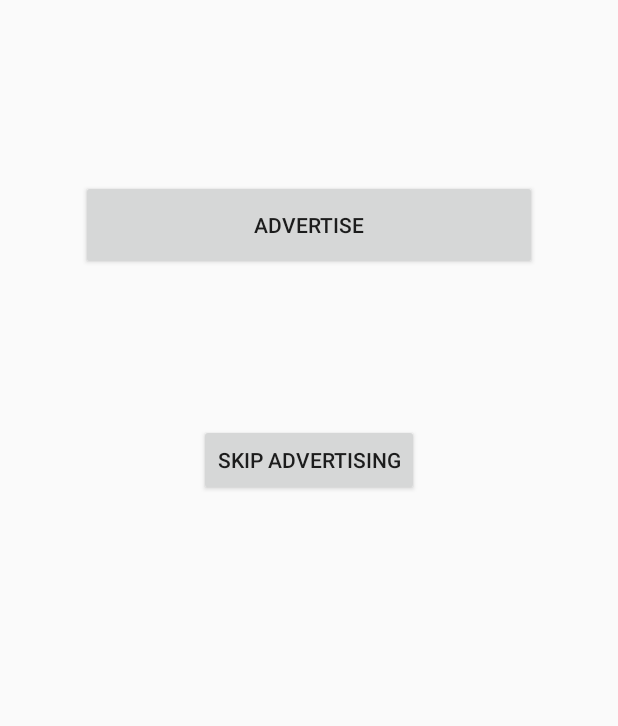
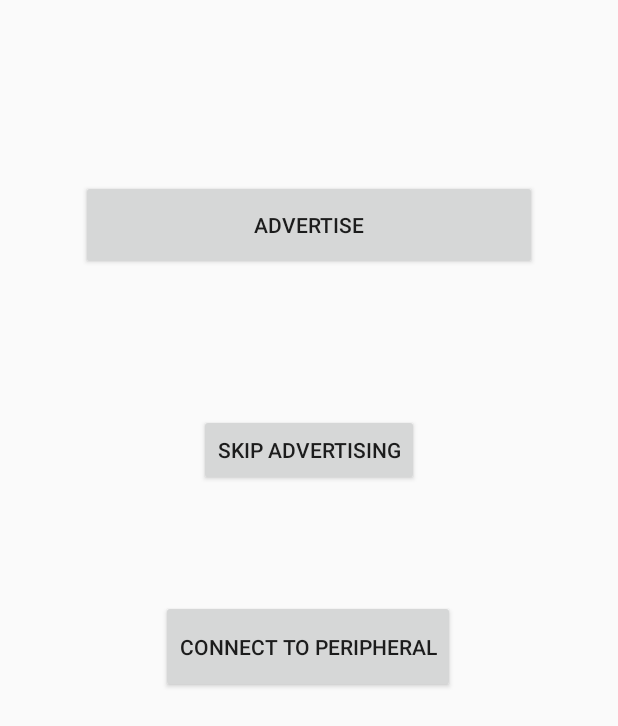
Before and after one commit to nopejpg/BetterGameOfTag, an Android app: the layout activity_scan.xml on its own in the app's theme, with its tools: preview values and no code run, on a phone screen of 412 x 824 dp. Shown: the top 726 px of the screen. Run offline under Robolectric (Android 15) with nearby library versions, the phone set to English and light mode, and no system bars.

Commit message:
principal commit

```diff
--- a/mobileApp/BGOT_mobile/app/src/main/AndroidManifest.xml
+++ b/mobileApp/BGOT_mobile/app/src/main/AndroidManifest.xml
@@ -5,7 +5,8 @@
 
     <uses-permission android:name="android.permission.BLUETOOTH" />
     <uses-permission android:name="android.permission.BLUETOOTH_ADMIN" />
-    <uses-permission android:name="android.permission.ACCESS_FINE_LOCATION" />
+    <uses-permission android:name="android.permission.ACCESS_FINE_LOCATION"/>
+    <uses-permission android:name="android.permission.ACCESS_COARSE_LOCATION"/>
 
     <uses-feature
         android:name="android.hardware.bluetooth_le"
--- a/mobileApp/BGOT_mobile/app/src/main/res/layout/activity_scan.xml
+++ b/mobileApp/BGOT_mobile/app/src/main/res/layout/activity_scan.xml
@@ -28,17 +28,30 @@
         android:layout_height="wrap_content"
         android:layout_alignParentStart="true"
         android:layout_alignParentTop="true"
+        android:layout_marginEnd="8dp"
+        android:layout_marginStart="8dp"
+        android:layout_marginTop="96dp"
+        android:text="Skip Advertising"
+        android:textAlignment="center"
+        app:layout_constraintEnd_toEndOf="parent"
+        app:layout_constraintStart_toStartOf="parent"
+        app:layout_constraintTop_toBottomOf="@+id/advertise_btn" />
+
+    <Button
+        android:id="@+id/connectButton"
+        android:layout_width="wrap_content"
+        android:layout_height="62dp"
         android:layout_marginBottom="8dp"
         android:layout_marginEnd="8dp"
         android:layout_marginStart="8dp"
-        android:layout_marginTop="52dp"
-        android:text="Skip Advertising"
-        android:textAlignment="center"
+        android:layout_marginTop="76dp"
+        android:text="Connect to Peripheral"
         app:layout_constraintBottom_toBottomOf="parent"
         app:layout_constraintEnd_toEndOf="parent"
+        app:layout_constraintHorizontal_bias="0.498"
         app:layout_constraintStart_toStartOf="parent"
-        app:layout_constraintTop_toBottomOf="@+id/advertise_btn"
-        app:layout_constraintVertical_bias="0.095" />
+        app:layout_constraintTop_toBottomOf="@+id/advertiseSkipButton"
+        app:layout_constraintVertical_bias="0.0" />
 
 
 </android.support.constraint.ConstraintLayout>
```
Also changed, not shown: mobileApp/BGOT_mobile/app/src/main/java/com/bgot/marccelestini/bgot_mobile/ScanActivity.java (+103 -1 lines), 28 other files.
